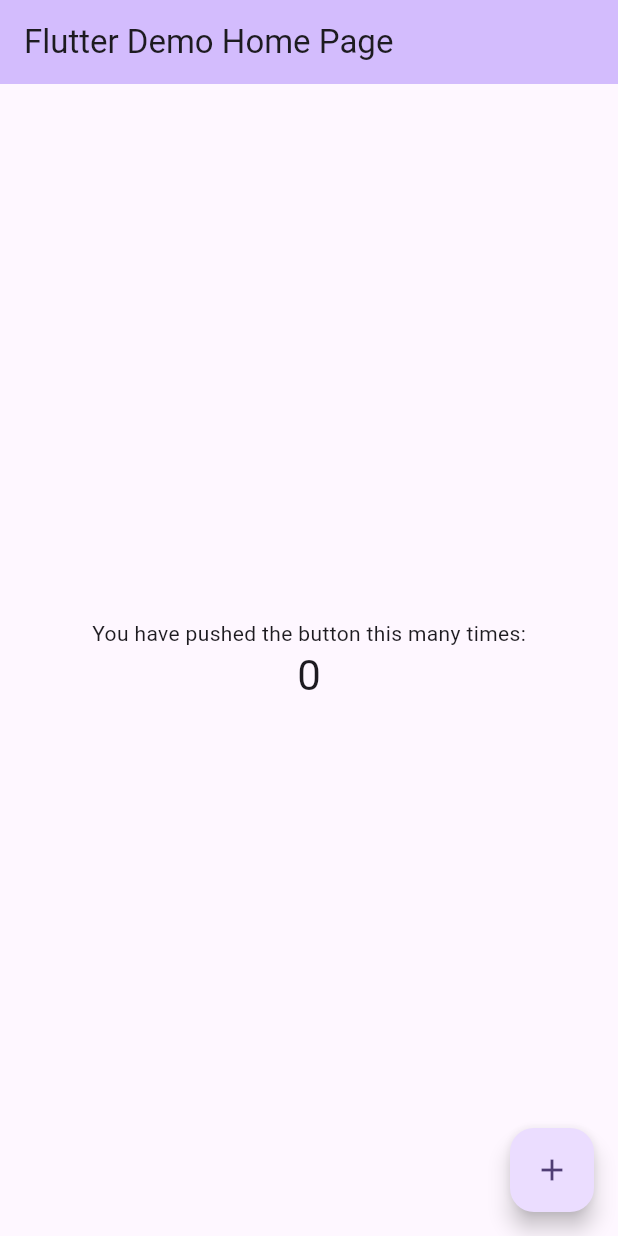
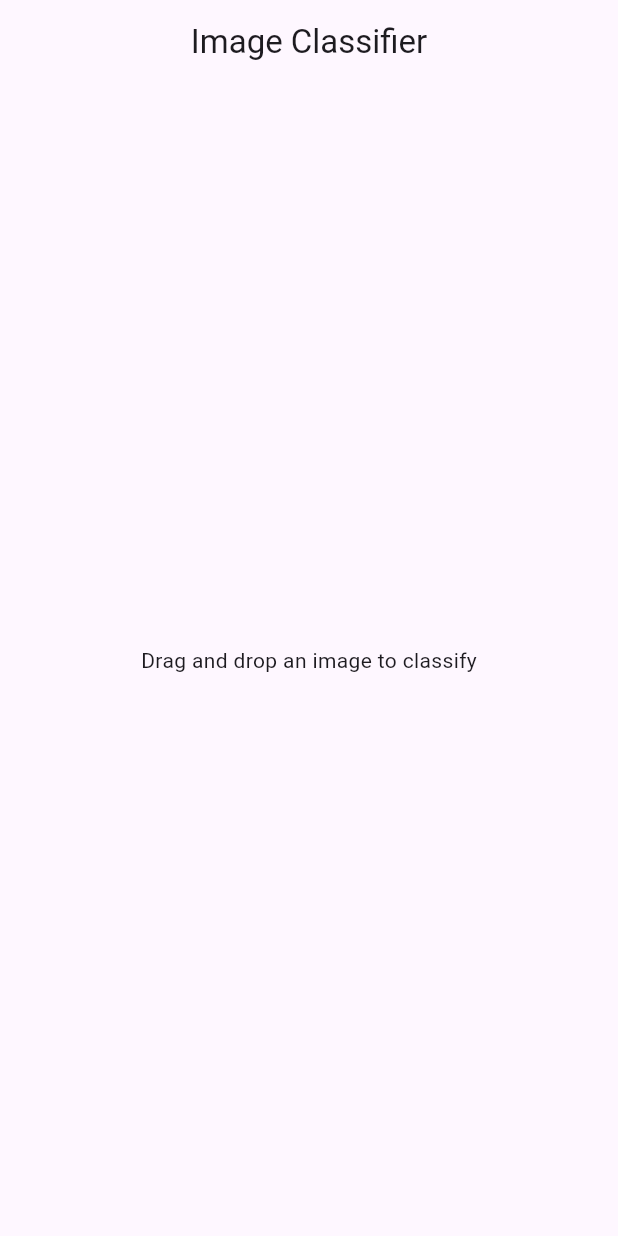
Before and after one commit to OmarAdel10/Image-Classifier, a Flutter app: the screen it shows after launch, on a phone screen of 412 x 824 dp. Run offline on Flutter 3.47's test engine with Material 3 defaults, Android fonts, the phone set to English and light mode, and no system bars.

Commit message:
✨ feat(flutter): scaffold app with config and Material 3 theme
- pubspec.yaml: add http, provider, image_picker, file_picker, fl_chart, path, mime
- lib/config.dart: Config class with apiBaseUrl, requestTimeout, maxImageSizeBytes
- lib/main.dart: MaterialApp with Material 3 theme, dark/light support, HomeScreen
- test/widget_test.dart: widget test for app title
- flutter pub get: generated plugin registrations updated
- All tests pass; flutter analyze clean

```diff
--- /dev/null
+++ b/lib/config.dart
@@ -0,0 +1,11 @@
+/// Application configuration constants.
+class Config {
+  /// Base URL for the FastAPI backend.
+  static const String apiBaseUrl = 'http://localhost:8000';
+
+  /// Timeout for HTTP requests to the backend.
+  static const Duration requestTimeout = Duration(seconds: 30);
+
+  /// Maximum allowed image file size in bytes (10 MiB).
+  static const int maxImageSizeBytes = 10 * 1024 * 1024;
+}
--- a/lib/main.dart
+++ b/lib/main.dart
@@ -1,121 +1,56 @@
 import 'package:flutter/material.dart';
+import 'package:flutter/services.dart';
 
 void main() {
+  WidgetsFlutterBinding.ensureInitialized();
+  SystemChrome.setPreferredOrientations([
+    DeviceOrientation.portraitUp,
+    DeviceOrientation.landscapeLeft,
+    DeviceOrientation.landscapeRight,
+  ]);
   runApp(const MyApp());
 }
 
 class MyApp extends StatelessWidget {
   const MyApp({super.key});
 
-  // This widget is the root of your application.
   @override
   Widget build(BuildContext context) {
     return MaterialApp(
-      title: 'Flutter Demo',
+      title: 'Image Classifier',
+      debugShowCheckedModeBanner: false,
       theme: ThemeData(
-        // This is the theme of your application.
-        //
-        // TRY THIS: Try running your application with "flutter run". You'll see
-        // the application has a purple toolbar. Then, without quitting the app,
-        // try changing the seedColor in the colorScheme below to Colors.green
-        // and then invoke "hot reload" (save your changes or press the "hot
-        // reload" button in a Flutter-supported IDE, or press "r" if you used
-        // the command line to start the app).
-        //
-        // Notice that the counter didn't reset back to zero; the application
-        // state is not lost during the reload. To reset the state, use hot
-        // restart instead.
-        //
-        // This works for code too, not just values: Most code changes can be
-        // tested with just a hot reload.
-        colorScheme: .fromSeed(seedColor: Colors.deepPurple),
+        useMaterial3: true,
+        colorScheme: ColorScheme.fromSeed(
+          seedColor: Colors.deepPurple,
+          brightness: Brightness.light,
+        ),
       ),
-      home: const MyHomePage(title: 'Flutter Demo Home Page'),
+      darkTheme: ThemeData(
+        useMaterial3: true,
+        colorScheme: ColorScheme.fromSeed(
+          seedColor: Colors.deepPurple,
+          brightness: Brightness.dark,
+        ),
+      ),
+      themeMode: ThemeMode.system,
+      home: const HomeScreen(),
     );
   }
 }
 
-class MyHomePage extends StatefulWidget {
-  const MyHomePage({super.key, required this.title});
-
-  // This widget is the home page of your application. It is stateful, meaning
-  // that it has a State object (defined below) that contains fields that affect
-  // how it looks.
-
-  // This class is the configuration for the state. It holds the values (in this
-  // case the title) provided by the parent (in this case the App widget) and
-  // used by the build method of the State. Fields in a Widget subclass are
-  // always marked "final".
-
-  final String title;
-
-  @override
-  State<MyHomePage> createState() => _MyHomePageState();
-}
-
-class _MyHomePageState extends State<MyHomePage> {
-  int _counter = 0;
-
-  void _incrementCounter() {
-    setState(() {
-      // This call to setState tells the Flutter framework that something has
-      // changed in this State, which causes it to rerun the build method below
-      // so that the display can reflect the updated values. If we changed
-      // _counter without calling setState(), then the build method would not be
-      // called again, and so nothing would appear to happen.
-      _counter++;
-    });
-  }
+class HomeScreen extends StatelessWidget {
+  const HomeScreen({super.key});
 
   @override
   Widget build(BuildContext context) {
-    // This method is rerun every time setState is called, for instance as done
-    // by the _incrementCounter method above.
-    //
-    // The Flutter framework has been optimized to make rerunning build methods
-    // fast, so that you can just rebuild anything that needs updating rather
-    // than having to individually change instances of widgets.
     return Scaffold(
       appBar: AppBar(
-        // TRY THIS: Try changing the color here to a specific color (to
-        // Colors.amber, perhaps?) and trigger a hot reload to see the AppBar
-        // change color while the other colors stay the same.
-        backgroundColor: Theme.of(context).colorScheme.inversePrimary,
-        // Here we take the value from the MyHomePage object that was created by
-        // the App.build method, and use it to set our appbar title.
-        title: Text(widget.title),
+        title: const Text('Image Classifier'),
+        centerTitle: true,
       ),
-      body: Center(
-        // Center is a layout widget. It takes a single child and positions it
-        // in the middle of the parent.
-        child: Column(
-          // Column is also a layout widget. It takes a list of children and
-          // arranges them vertically. By default, it sizes itself to fit its
-          // children horizontally, and tries to be as tall as its parent.
-          //
-          // Column has various properties to control how it sizes itself and
-          // how it positions its children. Here we use mainAxisAlignment to
-          // center the children vertically; the main axis here is the vertical
-          // axis because Columns are vertical (the cross axis would be
-          // horizontal).
-          //
-          // TRY THIS: Invoke "debug painting" (choose the "Toggle Debug Paint"
-          // action in the IDE, or press "p" in the console), to see the
-          // wireframe for each widget.
-          mainAxisAlignment: .center,
-          children: [
-            const Text('You have pushed the button this many times:'),
-            Text(
-              '$_counter',
-              style: Theme.of(context).textTheme.headlineMedium,
-            ),
-          ],
-        ),
-      ),
-      floatingActionButton: FloatingActionButton(
-        onPressed: _incrementCounter,
-        tooltip: 'Increment',
-        child: const Icon(Icons.add),
+      body: const Center(
+        child: Text('Drag and drop an image to classify'),
       ),
     );
   }
```
Also changed, not shown: pubspec.yaml (+8 -69 lines), pubspec.lock, 3 other files.
